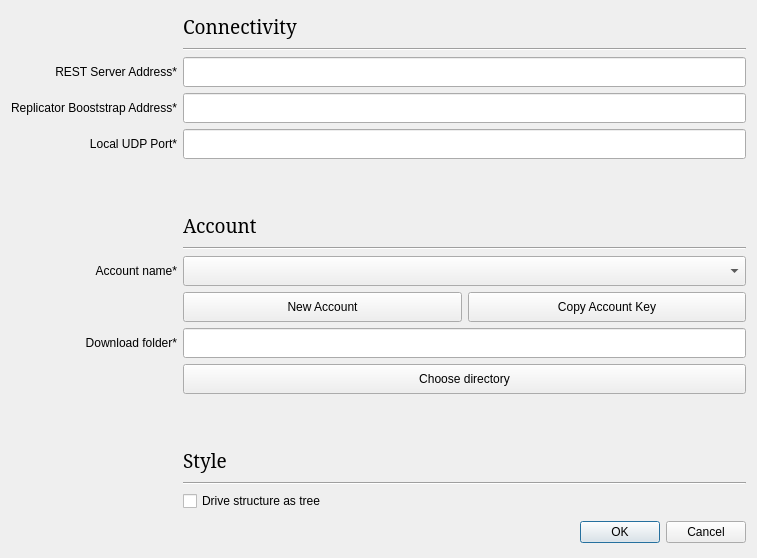
This is UserApp/SettingsDialog.ui in proximax-storage/cpp-xpx-storage-user-app as Qt 5 draws it before an edit. The edited form follows.
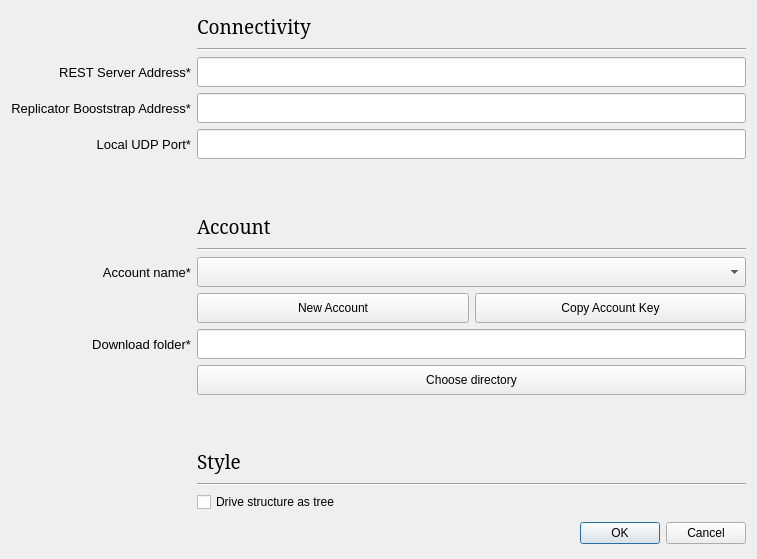
This is the edited form.

Patch:
```diff
--- a/UserApp/SettingsDialog.ui
+++ b/UserApp/SettingsDialog.ui
@@ -7,7 +7,7 @@
     <x>0</x>
     <y>0</y>
     <width>757</width>
-    <height>558</height>
+    <height>559</height>
    </rect>
   </property>
   <property name="windowTitle">
@@ -31,6 +31,11 @@
      </item>
      <item row="11" column="0">
       <widget class="QLabel" name="label_5">
+       <property name="font">
+        <font>
+         <pointsize>10</pointsize>
+        </font>
+       </property>
        <property name="text">
         <string>Download folder*</string>
        </property>
@@ -41,6 +46,11 @@
      </item>
      <item row="5" column="0">
       <widget class="QLabel" name="label_3">
+       <property name="font">
+        <font>
+         <pointsize>10</pointsize>
+        </font>
+       </property>
        <property name="text">
         <string>Local UDP Port*</string>
        </property>
@@ -102,6 +112,11 @@
      </item>
      <item row="3" column="0">
       <widget class="QLabel" name="label">
+       <property name="font">
+        <font>
+         <pointsize>10</pointsize>
+        </font>
+       </property>
        <property name="text">
         <string>REST Server Address*</string>
        </property>
@@ -169,7 +184,7 @@
       <widget class="QLabel" name="label_4">
        <property name="font">
         <font>
-         <pointsize>9</pointsize>
+         <pointsize>10</pointsize>
         </font>
        </property>
        <property name="text">
@@ -203,6 +218,11 @@
      </item>
      <item row="4" column="0">
       <widget class="QLabel" name="label_2">
+       <property name="font">
+        <font>
+         <pointsize>10</pointsize>
+        </font>
+       </property>
        <property name="text">
         <string>Replicator Booststrap Address*</string>
        </property>
```
